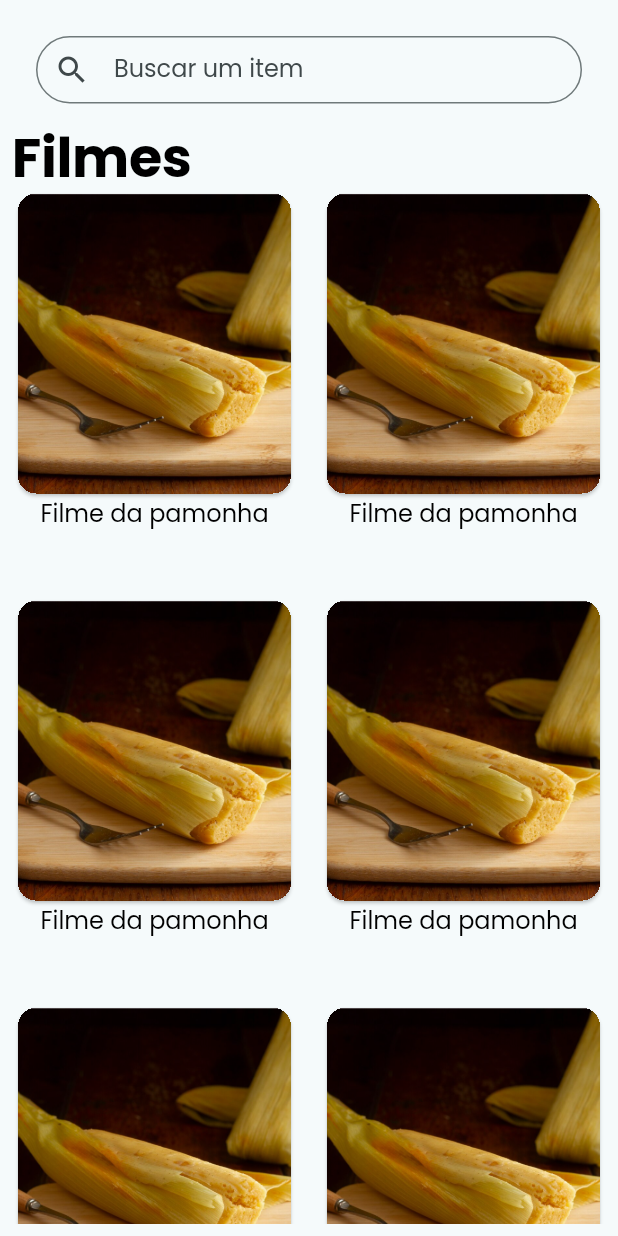
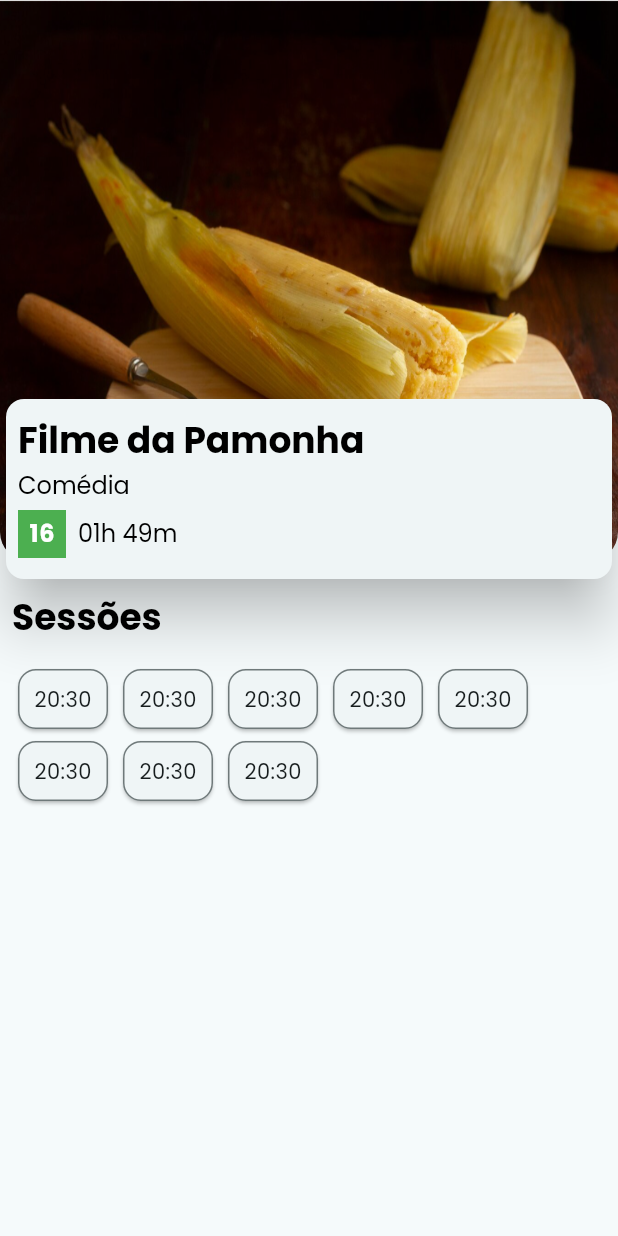
Before and after one commit to ikyrie/projeto_panucci_movies, a Flutter app: the screen it shows after launch, on a phone screen of 412 x 824 dp. Run offline on Flutter 3.47's test engine with Material 2 defaults, Android fonts, the phone set to English and light mode, and no system bars.

Commit message:
feat: Criação da tela de Filme

```diff
--- a/lib/main.dart
+++ b/lib/main.dart
@@ -1,5 +1,6 @@
 import 'package:flutter/material.dart';
 import 'package:panucci_movies/screens/home.dart';
+import 'package:panucci_movies/screens/movie.dart';
 import 'package:panucci_movies/themes/my_theme.dart';
 
 void main() {
@@ -15,7 +16,7 @@ class PanucciMovies extends StatelessWidget {
     return MaterialApp(
       title: 'Flutter Demo',
       theme: myTheme,
-      home: Home(),
+      home: const MovieScreen(),
     );
   }
 }
--- /dev/null
+++ b/lib/screens/movie.dart
@@ -0,0 +1,133 @@
+import 'package:flutter/material.dart';
+
+class MovieScreen extends StatelessWidget {
+  const MovieScreen({super.key});
+
+  @override
+  Widget build(BuildContext context) {
+    return Scaffold(
+      body: Column(
+        crossAxisAlignment: CrossAxisAlignment.start,
+        children: [
+          Expanded(
+            child: Stack(
+              children: [
+                Container(
+                  decoration: const BoxDecoration(
+                    image: DecorationImage(
+                      image: AssetImage("assets/images/pamonha.png"),
+                      fit: BoxFit.fill,
+                    ),
+                    borderRadius: BorderRadius.only(
+                      bottomLeft: Radius.circular(20),
+                      bottomRight: Radius.circular(20),
+                    ),
+                  ),
+                  height: MediaQuery.of(context).size.height / 2.2,
+                ),
+                Align(
+                  alignment: Alignment.bottomCenter,
+                  child: Card(
+                    elevation: 16,
+                    child: ConstrainedBox(
+                      constraints: const BoxConstraints(
+                        minHeight: 120,
+                        maxHeight: 120,
+                      ),
+                      child: Padding(
+                        padding: const EdgeInsets.all(8.0),
+                        child: Column(
+                          crossAxisAlignment: CrossAxisAlignment.start,
+                          mainAxisAlignment: MainAxisAlignment.spaceEvenly,
+                          children: [
+                            Text(
+                              "Filme da Pamonha",
+                              style: Theme.of(context).textTheme.displayMedium,
+                            ),
+                            Text(
+                              "Comédia",
+                              style: Theme.of(context).textTheme.displaySmall,
+                            ),
+                            Row(
+                              mainAxisAlignment: MainAxisAlignment.start,
+                              children: [
+                                Container(
+                                  height: 32,
+                                  width: 32,
+                                  color: Colors.green,
+                                  margin: const EdgeInsets.only(right: 8.0),
+                                  child: Center(
+                                    child: Text(
+                                      '16',
+                                      style: Theme.of(context)
+                                          .textTheme
+                                          .labelMedium,
+                                    ),
+                                  ),
+                                ),
+                                Text(
+                                  '01h 49m',
+                                  style:
+                                      Theme.of(context).textTheme.displaySmall,
+                                )
+                              ],
+                            ),
+                          ],
+                        ),
+                      ),
+                    ),
+                  ),
+                ),
+              ],
+            ),
+          ),
+          Padding(
+            padding: const EdgeInsets.all(8.0),
+            child: Text(
+              "Sessões",
+              style: Theme.of(context).textTheme.displayMedium,
+            ),
+          ),
+          Expanded(
+            child: ListView(
+              padding: const EdgeInsets.all(8),
+              children: [
+                Wrap(
+                  spacing: 2.0,
+                  children: [
+                    '20:30',
+                    '20:30',
+                    '20:30',
+                    '20:30',
+                    '20:30',
+                    '20:30',
+                    '20:30',
+                    '20:30',
+                  ]
+                      .map((e) => Card(
+                            shape: RoundedRectangleBorder(
+                              side: BorderSide(
+                                color: Theme.of(context).colorScheme.outline,
+                              ),
+                              borderRadius:
+                                  const BorderRadius.all(Radius.circular(12)),
+                            ),
+                            child: InkWell(
+                              onTap: () {},
+                              child: SizedBox(
+                                width: 60,
+                                height: 40,
+                                child: Center(child: Text(e)),
+                              ),
+                            ),
+                          ))
+                      .toList(),
+                ),
+              ],
+            ),
+          )
+        ],
+      ),
+    );
+  }
+}
--- a/lib/themes/my_theme.dart
+++ b/lib/themes/my_theme.dart
@@ -10,11 +10,22 @@ ThemeData myTheme = ThemeData(
         fontSize: 16,
         overflow: TextOverflow.ellipsis,
       ),
+      displayMedium: TextStyle(
+        color: Colors.black,
+        fontSize: 24,
+        fontWeight: FontWeight.bold,
+        overflow: TextOverflow.ellipsis,
+      ),
       displayLarge: TextStyle(
         color: Colors.black,
         fontSize: 36,
         fontWeight: FontWeight.w700,
         overflow: TextOverflow.ellipsis,
       ),
-  ),
+      labelMedium: TextStyle(
+        color: Colors.white,
+        fontSize: 16,
+        fontWeight: FontWeight.bold,
+        overflow: TextOverflow.ellipsis,
+      )),
 );
```
Lines whose indentation alone changed are shown as unchanged.
